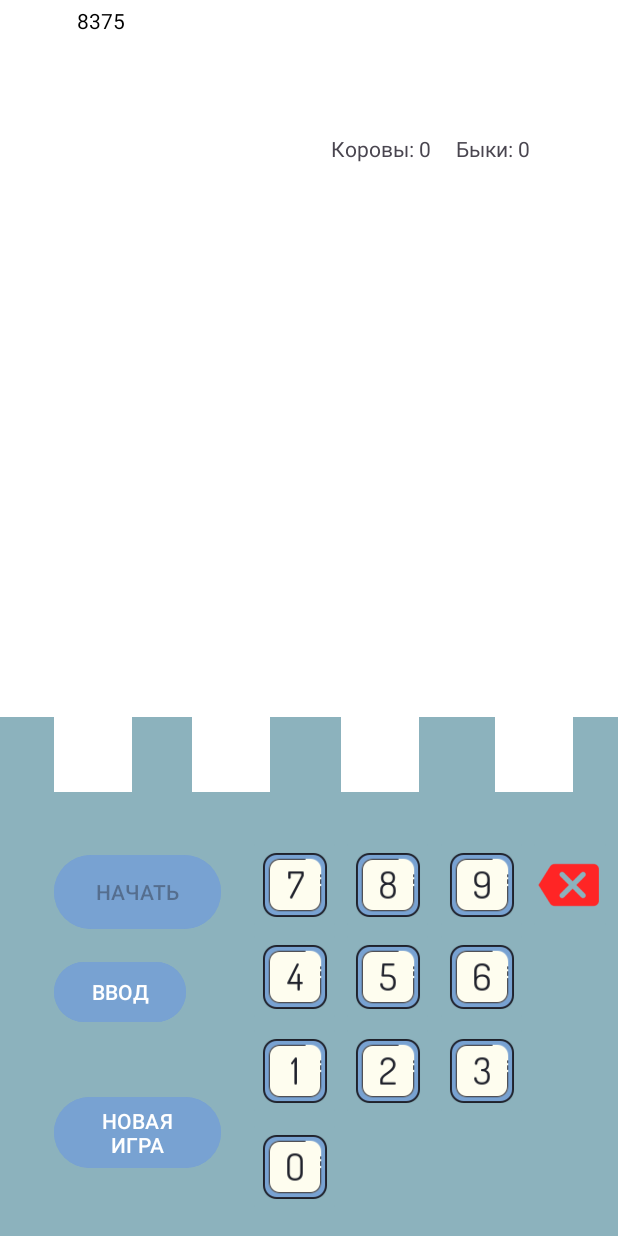
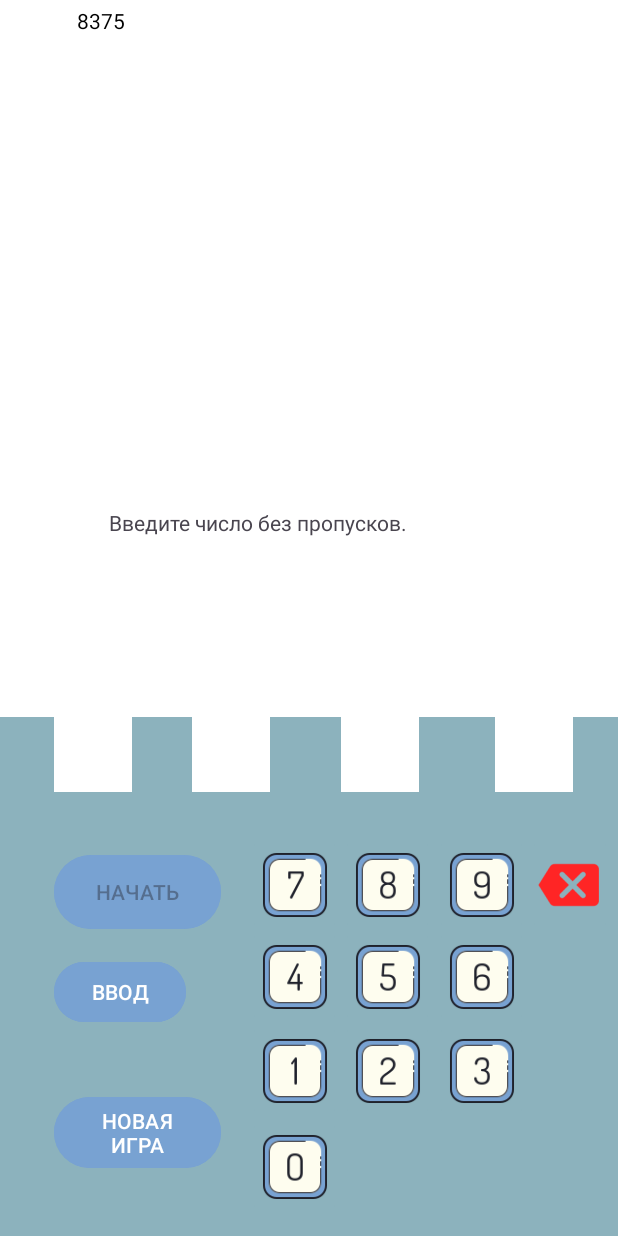
Before and after one commit to pewdiepie11A/androidLR1_AlexKyz, an Android app: the screen it shows after launch (MainActivity), after a tap on "ВВОД", on a phone screen of 412 x 824 dp. Run offline under Robolectric (Android 15) with nearby library versions, the light colour scheme and no system bars; 1 other tap on this screen came first.

Commit message:
доработана система ввода

```diff
--- a/Lab12/app/src/main/java/mai/team1/lab1/MainActivity.java
+++ b/Lab12/app/src/main/java/mai/team1/lab1/MainActivity.java
@@ -55,7 +55,6 @@ public class MainActivity extends AppCompatActivity {
         super.onCreate(savedInstanceState);
         setContentView(R.layout.activity_main);
 
-
         btn1 = findViewById(R.id.btn1);
         btn2 = findViewById(R.id.btn2);
         btn3 = findViewById(R.id.btn3);
@@ -102,7 +101,7 @@ public class MainActivity extends AppCompatActivity {
             @Override
             public void onClick(View view) {
 
-                int i, j, arraySize = 4, randomSize = 9;
+                int i, j, randomSize = 9;
                 Random newRandom = new Random();
 
                 for (i = 0; i < random.length; ) {
@@ -114,7 +113,6 @@ public class MainActivity extends AppCompatActivity {
                         }
                     }
                     if (j == i) {
-
                         random[i] = randomNumber;
                         i++;
                     }
@@ -282,7 +280,10 @@ public class MainActivity extends AppCompatActivity {
             public void onClick(View view) {
 
                 ArrayList<String> valuesArray = new ArrayList<>();
+                text_result6.setText("");
 
+                if (number1.getText().toString().isEmpty() || number2.getText().toString().isEmpty() || number3.getText().toString().isEmpty() || number4.getText().toString().isEmpty()) {text_result6.setText(text_result6.getText().toString() + "Введите число без пропусков.");}
+                else{
                 int num1 = Integer.parseInt(number1.getText().toString());
                 int num2 = Integer.parseInt(number2.getText().toString());
                 int num3 = Integer.parseInt(number3.getText().toString());
@@ -321,46 +322,53 @@ public class MainActivity extends AppCompatActivity {
                     arr[1] = bull;
 
 
-                if (bull == 4)
-                    {text_result6.setText(text_result6.getText().toString() + "Вы отгадали число");
+                    if (num1 != num2 && num1 != num3 && num1 != num4 && num2 != num1 && num2 != num3 && num2 != num4 && num3 != num1 && num3 != num2 && num3 != num4 && num4 != num1 && num4 != num2 && num4 != num3 && num1 != 0) {
+                        {
+                            if (bull == 4) {
+                                text_result6.setText(text_result6.getText().toString() + "Вы отгадали число");
                                 btn_random.setEnabled(false);
                                 btn_input.setEnabled(false);
                                 if (text_input1.getText().toString().isEmpty()) {
-                        text_input1.setText(text_input1.getText().toString() + value1 + value2 + value3+ value4);
+                                    text_input1.setText(text_input1.getText().toString() + value1 + value2 + value3 + value4);
                                     text_result1.setText(text_result1.getText().toString() + "Коровы: " + arr[0] + "     " + "Быки: " + arr[1]);
                                 } else if (text_input2.getText().toString().isEmpty()) {
-                        text_input2.setText(text_input2.getText().toString() + value1 + value2 + value3+ value4);
+                                    text_input2.setText(text_input2.getText().toString() + value1 + value2 + value3 + value4);
                                     text_result2.setText(text_result2.getText().toString() + "Коровы: " + arr[0] + "     " + "Быки: " + arr[1]);
                                 } else if (text_input3.getText().toString().isEmpty()) {
-                        text_input3.setText(text_input3.getText().toString() + value1 + value2 + value3+ value4);
+                                    text_input3.setText(text_input3.getText().toString() + value1 + value2 + value3 + value4);
                                     text_result3.setText(text_result3.getText().toString() + "Коровы: " + arr[0] + "     " + "Быки: " + arr[1]);
-                    }else if (text_input4.getText().toString().isEmpty()) {
-                        text_input4.setText(text_input4.getText().toString() + value1 + value2 + value3+ value4);
+                                } else if (text_input4.getText().toString().isEmpty()) {
+                                    text_input4.setText(text_input4.getText().toString() + value1 + value2 + value3 + value4);
                                     text_result4.setText(text_result4.getText().toString() + "Коровы: " + arr[0] + "     " + "Быки: " + arr[1]);
-                    }else if (text_input5.getText().toString().isEmpty()) {
-                        text_input5.setText(text_input5.getText().toString() + value1 + value2 + value3+ value4);
+                                } else if (text_input5.getText().toString().isEmpty()) {
+                                    text_input5.setText(text_input5.getText().toString() + value1 + value2 + value3 + value4);
                                     text_result5.setText(text_result5.getText().toString() + "Коровы: " + arr[0] + "     " + "Быки: " + arr[1]);
                                 }
-                    }else {if (text_input1.getText().toString().isEmpty()) {
-                        text_input1.setText(text_input1.getText().toString() + value1 + value2 + value3+ value4);
+                            } else {
+                                if (text_input1.getText().toString().isEmpty()) {
+                                    text_input1.setText(text_input1.getText().toString() + value1 + value2 + value3 + value4);
                                     text_result1.setText(text_result1.getText().toString() + "Коровы: " + arr[0] + "     " + "Быки: " + arr[1]);
                                 } else if (text_input2.getText().toString().isEmpty()) {
-                        text_input2.setText(text_input2.getText().toString() + value1 + value2 + value3+ value4);
+                                    text_input2.setText(text_input2.getText().toString() + value1 + value2 + value3 + value4);
                                     text_result2.setText(text_result2.getText().toString() + "Коровы: " + arr[0] + "     " + "Быки: " + arr[1]);
                                 } else if (text_input3.getText().toString().isEmpty()) {
-                        text_input3.setText(text_input3.getText().toString() + value1 + value2 + value3+ value4);
+                                    text_input3.setText(text_input3.getText().toString() + value1 + value2 + value3 + value4);
                                     text_result3.setText(text_result3.getText().toString() + "Коровы: " + arr[0] + "     " + "Быки: " + arr[1]);
-                    }else if (text_input4.getText().toString().isEmpty()) {
-                        text_input4.setText(text_input4.getText().toString() + value1 + value2 + value3+ value4);
+                                } else if (text_input4.getText().toString().isEmpty()) {
+                                    text_input4.setText(text_input4.getText().toString() + value1 + value2 + value3 + value4);
                                     text_result4.setText(text_result4.getText().toString() + "Коровы: " + arr[0] + "     " + "Быки: " + arr[1]);
-                    }else if (text_input5.getText().toString().isEmpty()) {
-                        text_input5.setText(text_input5.getText().toString() + value1 + value2 + value3+ value4);
+                                } else if (text_input5.getText().toString().isEmpty()) {
+                                    text_input5.setText(text_input5.getText().toString() + value1 + value2 + value3 + value4);
                                     text_result5.setText(text_result5.getText().toString() + "Коровы: " + arr[0] + "     " + "Быки: " + arr[1]);
                                     btn_input.setEnabled(false);
                                     text_result6.setText(text_result6.getText().toString() + "Вы не отгадали число.\nНачните новую игру.");
                                 }
                             }
-
+                        }
+                    } else {
+                        text_result6.setText(text_result6.getText().toString() + "Введите число не содержащее одинаковых цифр, а также не начинающееся на 0");
+                    }
+            }
             }
         });
 
--- a/Lab12/app/src/main/res/layout/activity_main.xml
+++ b/Lab12/app/src/main/res/layout/activity_main.xml
@@ -338,14 +338,15 @@
         android:background="#FFFFFF"
         android:backgroundTint="#FFFFFF"
         android:ems="10"
+        android:inputType="numberSigned"
+        android:maxLength="1"
         android:textAlignment="center"
         app:layout_constraintBottom_toBottomOf="parent"
         app:layout_constraintEnd_toEndOf="parent"
         app:layout_constraintHorizontal_bias="0.1"
         app:layout_constraintStart_toStartOf="parent"
         app:layout_constraintTop_toTopOf="parent"
-        app:layout_constraintVertical_bias="0.609"
-        android:maxLength="1"/>
+        app:layout_constraintVertical_bias="0.609" />
 
     <EditText
         android:id="@+id/number_2"
@@ -354,14 +355,15 @@
         android:background="#FFFFFF"
         android:backgroundTint="#FFFFFF"
         android:ems="10"
+        android:inputType="numberSigned"
+        android:maxLength="1"
         android:textAlignment="center"
         app:layout_constraintBottom_toBottomOf="parent"
         app:layout_constraintEnd_toEndOf="parent"
         app:layout_constraintHorizontal_bias="0.356"
         app:layout_constraintStart_toStartOf="parent"
         app:layout_constraintTop_toTopOf="parent"
-        app:layout_constraintVertical_bias="0.609"
-        android:maxLength="1"/>
+        app:layout_constraintVertical_bias="0.609" />
 
     <EditText
         android:id="@+id/number_3"
@@ -369,14 +371,15 @@
         android:layout_height="67dp"
         android:background="#FFFFFF"
         android:ems="10"
+        android:inputType="numberSigned"
+        android:maxLength="1"
         android:textAlignment="center"
         app:layout_constraintBottom_toBottomOf="parent"
         app:layout_constraintEnd_toEndOf="parent"
         app:layout_constraintHorizontal_bias="0.632"
         app:layout_constraintStart_toStartOf="parent"
         app:layout_constraintTop_toTopOf="parent"
-        app:layout_constraintVertical_bias="0.609"
-        android:maxLength="1"/>
+        app:layout_constraintVertical_bias="0.609" />
 
     <EditText
         android:id="@+id/number_4"
@@ -384,14 +387,15 @@
         android:layout_height="67dp"
         android:background="#FFFFFF"
         android:ems="10"
+        android:inputType="numberSigned"
+        android:maxLength="1"
         android:textAlignment="center"
         app:layout_constraintBottom_toBottomOf="parent"
         app:layout_constraintEnd_toEndOf="parent"
         app:layout_constraintHorizontal_bias="0.916"
         app:layout_constraintStart_toStartOf="parent"
         app:layout_constraintTop_toTopOf="parent"
-        app:layout_constraintVertical_bias="0.609"
-        android:maxLength="1"/>
+        app:layout_constraintVertical_bias="0.609" />
 
     <TextView
         android:id="@+id/text_result4"
@@ -417,7 +421,7 @@
 
     <TextView
         android:id="@+id/text_result6"
-        android:layout_width="220dp"
+        android:layout_width="300dp"
         android:layout_height="48dp"
         app:layout_constraintBottom_toBottomOf="parent"
         app:layout_constraintEnd_toEndOf="parent"
```
Lines whose indentation alone changed are shown as unchanged.
